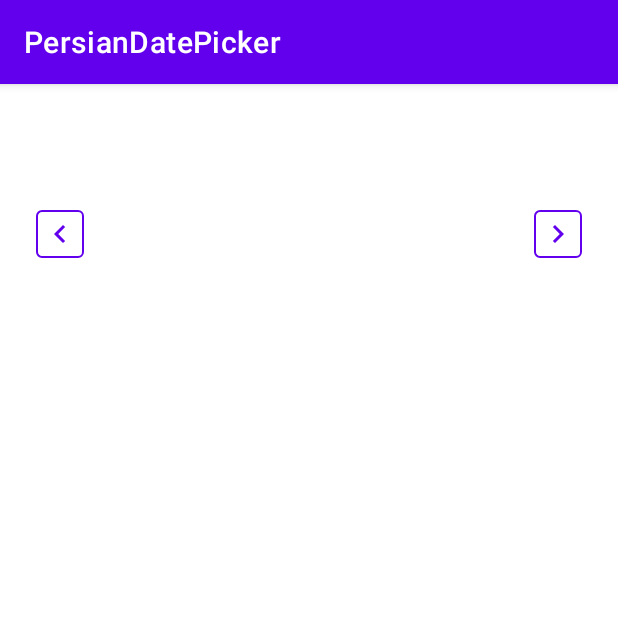
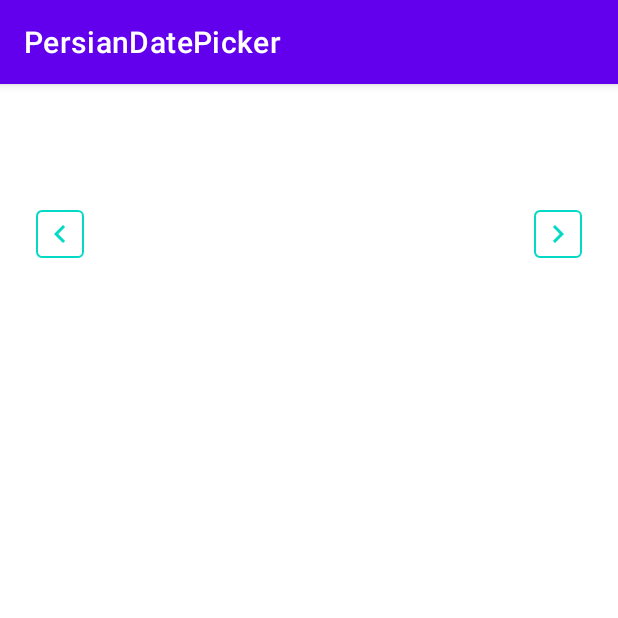
Before and after one commit to dafota/PersianDatePicker, an Android app: the screen it shows after launch (MainActivity), on a phone screen of 412 x 824 dp, the top half of it. Run offline under Robolectric (Android 15) with nearby library versions, the phone set to English and light mode, and no system bars; libraries missing offline, so code that uses them is left out: saman.zamani.persiandate; 12 statements that could not run were skipped.

Commit message:
- colorPrimary replaced with colorAccent

```diff
--- a/app/src/main/res/drawable/shape_round_rect.xml
+++ b/app/src/main/res/drawable/shape_round_rect.xml
@@ -3,6 +3,6 @@
     android:shape="rectangle">
     <stroke
         android:width="1dp"
-        android:color="?colorPrimary" />
+        android:color="?colorAccent" />
     <corners android:radius="3dp" />
 </shape>
--- a/app/src/main/res/drawable/shape_round_rect_pressed.xml
+++ b/app/src/main/res/drawable/shape_round_rect_pressed.xml
@@ -1,6 +1,6 @@
 <?xml version="1.0" encoding="utf-8"?>
 <shape xmlns:android="http://schemas.android.com/apk/res/android"
     android:shape="rectangle">
-    <solid android:color="?colorPrimaryVariant" />
+    <solid android:color="?colorAccent" />
     <corners android:radius="3dp" />
 </shape>
--- a/app/src/main/res/layout/activity_main.xml
+++ b/app/src/main/res/layout/activity_main.xml
@@ -37,7 +37,7 @@
         android:layout_width="wrap_content"
         android:layout_height="wrap_content"
         android:textAppearance="?textAppearanceBody2"
-        android:textColor="?colorPrimary"
+        android:textColor="?colorAccent"
         android:textStyle="bold"
         app:layout_constraintBottom_toBottomOf="@id/iv_next_month"
         app:layout_constraintEnd_toEndOf="parent"
@@ -56,7 +56,7 @@
         app:layout_constraintStart_toStartOf="parent"
         app:layout_constraintTop_toBottomOf="@+id/tv_selected_day"
         app:srcCompat="@drawable/ic_baseline_keyboard_arrow_left_24"
-        app:tint="?colorPrimary" />
+        app:tint="?colorAccent" />
 
     <androidx.appcompat.widget.AppCompatImageView
         android:id="@+id/iv_previous_month"
@@ -69,7 +69,7 @@
         app:layout_constraintEnd_toEndOf="parent"
         app:layout_constraintTop_toBottomOf="@+id/tv_selected_day"
         app:srcCompat="@drawable/ic_baseline_keyboard_arrow_right_24"
-        app:tint="?colorPrimary" />
+        app:tint="?colorAccent" />
 
     <com.github.dafota.library.PersianDatePicker
         android:id="@+id/persianDatePicker"
--- a/library/src/main/res/drawable/shape_circle.xml
+++ b/library/src/main/res/drawable/shape_circle.xml
@@ -1,5 +1,5 @@
 <?xml version="1.0" encoding="utf-8"?>
 <shape xmlns:android="http://schemas.android.com/apk/res/android"
     android:shape="oval">
-    <solid android:color="?colorPrimary" />
+    <solid android:color="?colorAccent" />
 </shape>
--- a/library/src/main/res/drawable/shape_stroke.xml
+++ b/library/src/main/res/drawable/shape_stroke.xml
@@ -4,5 +4,5 @@
     android:shape="oval">
     <stroke
         android:width="1dp"
-        android:color="?colorPrimary" />
+        android:color="?colorAccent" />
 </shape>
--- a/library/src/main/res/drawable/touchable_background.xml
+++ /dev/null
@@ -1,5 +0,0 @@
-<?xml version="1.0" encoding="utf-8"?>
-<selector xmlns:android="http://schemas.android.com/apk/res/android">
-    <item android:drawable="@android:color/darker_gray" android:state_pressed="true" />
-    <item android:drawable="@android:color/transparent" />
-</selector>
```
Also changed, not shown: library/src/main/res/drawable-v21/touchable_background.xml (deleted, +0 -12 lines).
